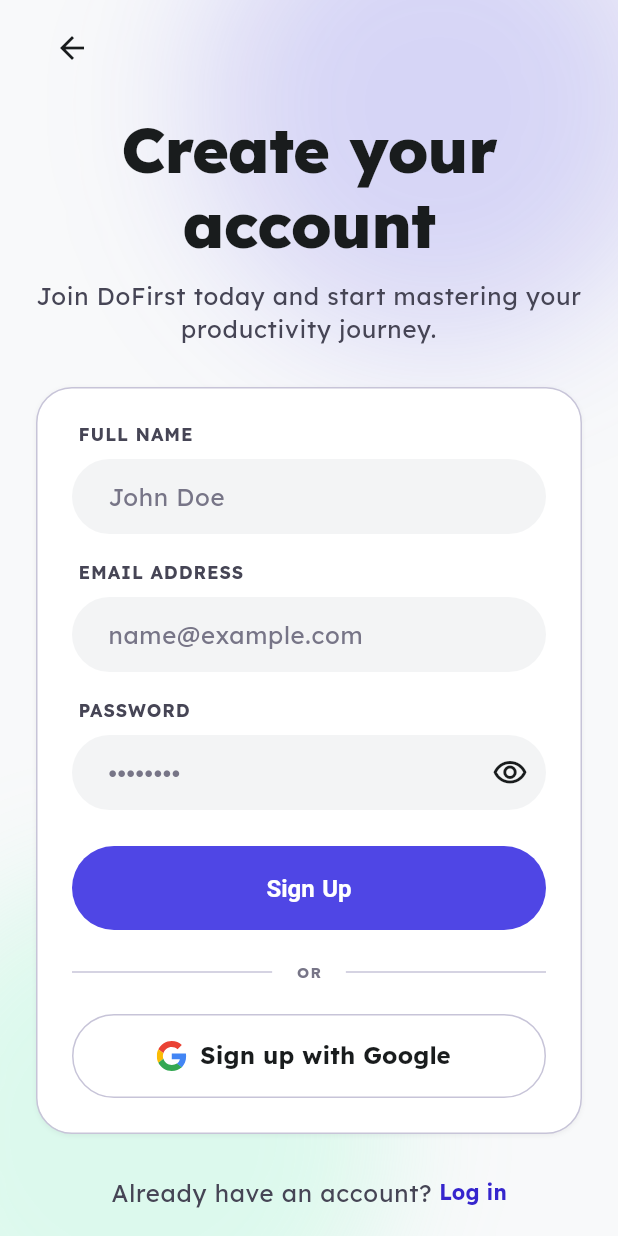
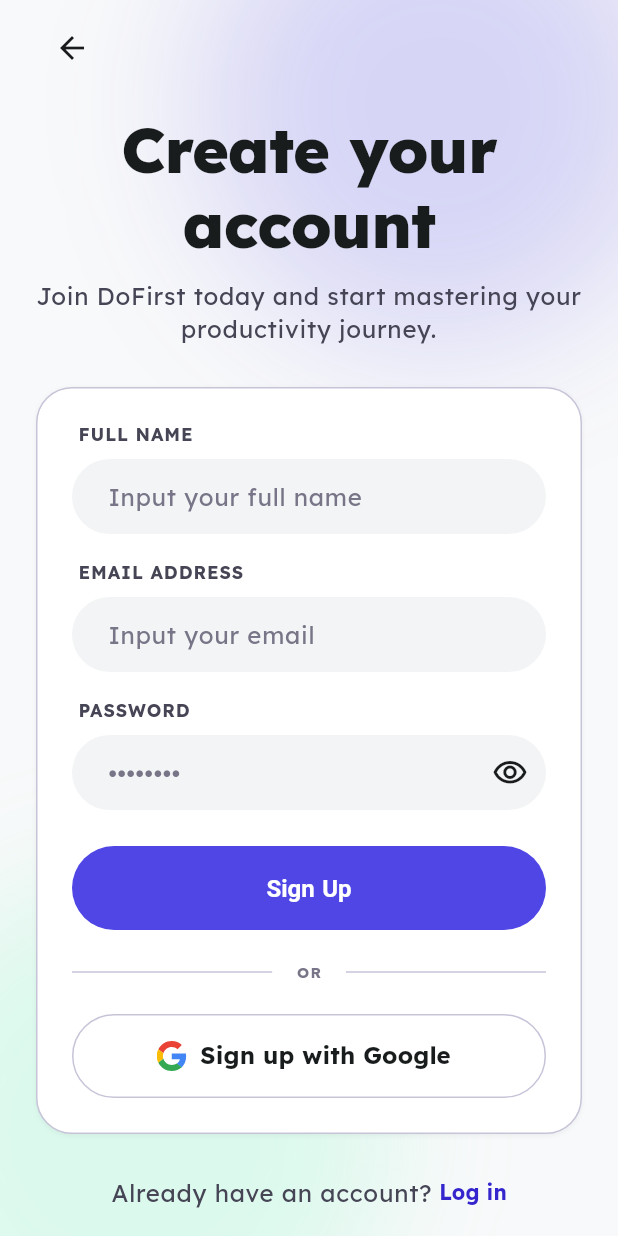
Before and after one commit to OktavianF/DoFirst, a Flutter app: the SignupPage screen opened by its route, on a phone screen of 412 x 824 dp. Run offline on Flutter 3.47's test engine with Material 3 defaults, Android fonts, the phone set to English and light mode, and no system bars; drawn by our look-alikes of flutter_form_builder; our stand-ins replace flutter_svg, form_builder_validators, google_fonts, google_sign_in, shared_preferences; accounts and stored records are empty.

Commit message:
feat: change app icon, update UI labels, and improve bottom navigation and task input logic

```diff
--- a/dofirst/lib/features/auth/presentation/login/login_page.dart
+++ b/dofirst/lib/features/auth/presentation/login/login_page.dart
@@ -191,7 +191,7 @@ class _LoginPageState extends State<LoginPage> {
                                     keyboardType: TextInputType.emailAddress,
                                     textInputAction: TextInputAction.next,
                                     decoration: const InputDecoration(
-                                      hintText: 'name@company.com',
+                                      hintText: 'Input your email',
                                       hintStyle: TextStyle(
                                         color: Colors.black38,
                                       ),
--- a/dofirst/lib/features/auth/presentation/signup/signup_page.dart
+++ b/dofirst/lib/features/auth/presentation/signup/signup_page.dart
@@ -170,7 +170,7 @@ class _SignupPageState extends State<SignupPage> {
                               keyboardType: TextInputType.name,
                               textInputAction: TextInputAction.next,
                               decoration: const InputDecoration(
-                                hintText: 'John Doe',
+                                hintText: 'Input your full name',
                               ),
                               validator: FormBuilderValidators.compose([
                                 FormBuilderValidators.required(
@@ -191,7 +191,7 @@ class _SignupPageState extends State<SignupPage> {
                               keyboardType: TextInputType.emailAddress,
                               textInputAction: TextInputAction.next,
                               decoration: const InputDecoration(
-                                hintText: 'name@example.com',
+                                hintText: 'Input your email',
                               ),
                               validator: FormBuilderValidators.compose([
                                 FormBuilderValidators.required(
--- a/dofirst/lib/features/tasks/presentation/task_input/task_input_page.dart
+++ b/dofirst/lib/features/tasks/presentation/task_input/task_input_page.dart
@@ -199,7 +199,7 @@ fontSize: 18,
               ],
             ),
             child: MaterialButton(
-              onPressed: viewModel.isValid ? () => _onSave(context, viewModel) : null,
+              onPressed: (viewModel.isValid && !viewModel.isLoading) ? () => _onSave(context, viewModel) : null,
               color: const Color(0xFF4F46E5),
               disabledColor: const Color(0xFF4F46E5).withValues(alpha: 0.5),
               elevation: 0,
```
Also changed, not shown: dofirst/lib/shared/widgets/app_bottom_nav_bar.dart (+7 -2 lines), dofirst/pubspec.yaml (+9 -0 lines), dofirst/assets/images/logo-persegi.png (added), dofirst/pubspec.lock, 14 other files.
